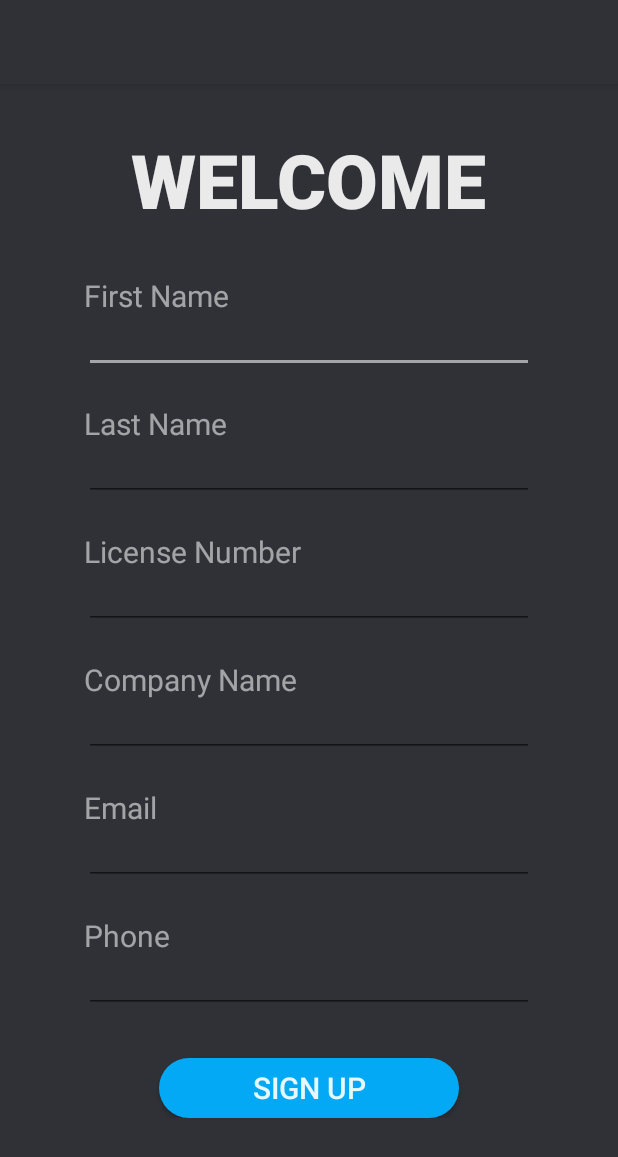
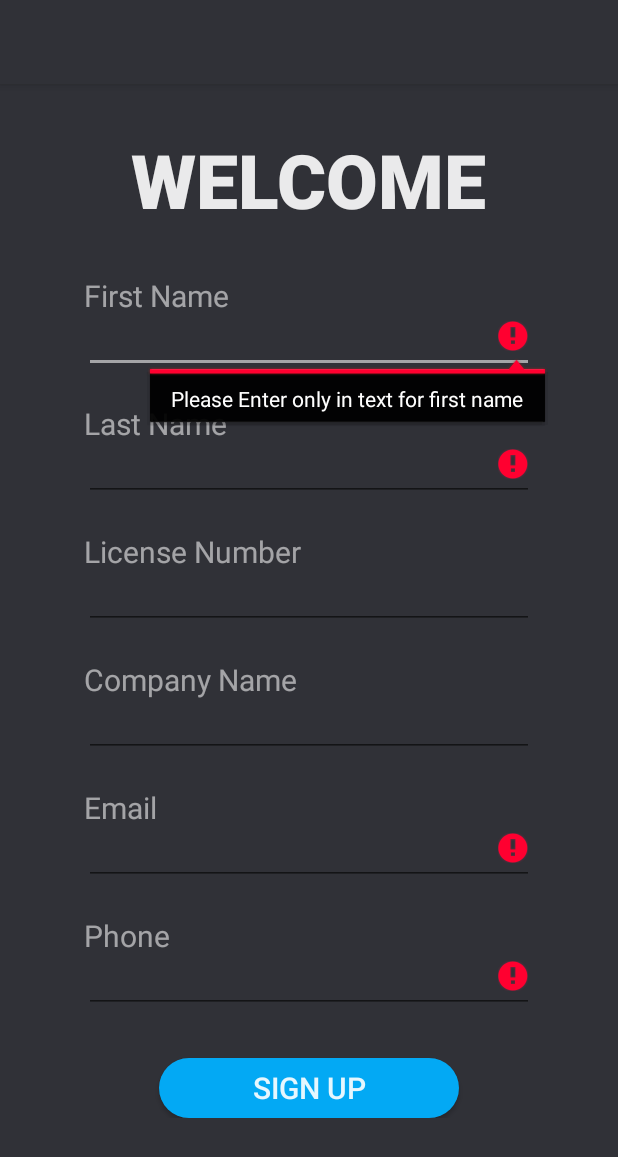
Before and after one commit to foundationsapp/Foundations, an Android app: the SignUp screen opened directly, with no data from a screen before it, after a tap on "SIGN UP", on a phone screen of 412 x 824 dp. Shown: the top 1157 px of the screen. Run offline under Robolectric (Android 15) with nearby library versions, the phone set to English and light mode, and no system bars; our stand-ins replace Room's generated code.

Commit message:
error add for names

```diff
--- a/app/build.gradle
+++ b/app/build.gradle
@@ -41,6 +41,8 @@ dependencies {
     implementation 'androidx.recyclerview:recyclerview:1.1.0'
     implementation 'com.google.android.material:material:1.3.0-alpha03'
     implementation 'com.google.android.material:material:1.2.1'
+    //noinspection GradleCompatible
+    implementation 'com.android.support:design:28.0.0'
     testImplementation 'junit:junit:4.12'
     androidTestImplementation 'androidx.test.ext:junit:1.1.2'
     androidTestImplementation 'androidx.test.espresso:espresso-core:3.3.0'
--- a/app/src/main/java/com/example/foundations/SignUp.java
+++ b/app/src/main/java/com/example/foundations/SignUp.java
@@ -12,6 +12,8 @@ import android.widget.Button;
 import android.widget.EditText;
 import android.widget.Toast;
 
+import static android.util.Patterns.EMAIL_ADDRESS;
+
 public class SignUp extends AppCompatActivity {
 
     EditText editFirstName;
@@ -22,6 +24,8 @@ public class SignUp extends AppCompatActivity {
     EditText editPhone;
     Button signUpButton;
     MainViewModel mainViewModel;
+
+
 
     @Override
     protected void onCreate(Bundle savedInstanceState) {
@@ -65,7 +69,25 @@ public class SignUp extends AppCompatActivity {
                 editLicenseNumber.getText().toString().isEmpty() || editCompanyName.getText().toString().isEmpty() ||
                 editEmail.getText().toString().isEmpty() || editPhone.getText().toString().isEmpty()) {
             f = false;
-        } else {
+            // if any field empty boolean return false
+        }
+        if(!android.util.Patterns.EMAIL_ADDRESS.matcher(editEmail.getText().toString()).matches()){
+            editEmail.setError("Please Enter Valid Mail");
+            f = false;
+        }
+        if (!editFirstName.getText().toString().matches("[a-zA-Z]+")){
+            editFirstName.setError("Please Enter only in text for first name");
+            f = false;
+        }
+        if(!editLastName.getText().toString().matches("[a-zA-Z]+")){
+            editLastName.setError("Please Enter only in text for first name");
+            f = false;
+        }
+        if (!editPhone.getText().toString().matches("[0-9]{10}")){
+            editPhone.setError("Please Enter Only 10 Digit phone number");
+            f = false;
+        }
+        else {
             f = true;
         }
         return f;
--- a/app/src/main/res/values/strings.xml
+++ b/app/src/main/res/values/strings.xml
@@ -15,7 +15,7 @@
     <string name="continue_as_guest">SELECT USER</string>
     <string name="first_name">First Name</string>
     <string name="last_name">Last Name</string>
-    <string name="empty_field">Please check for empty fields</string>
+    <string name="empty_field">Please check for empty or Error fields</string>
     <string name="profile">Profile</string>
     <string name="inspections">Inspections</string>
     <string name="checklists">Checklists</string>
```
